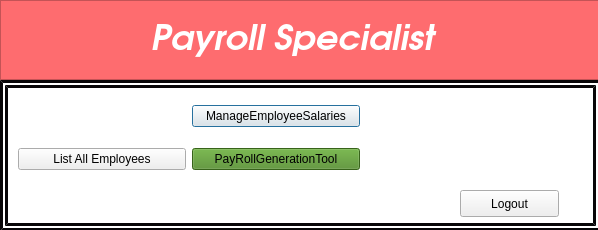
First picture: the form in TeamOOPS_cuNICS/payrolldialog.ui, repository MA-Repos/cuNICS, before the edit.
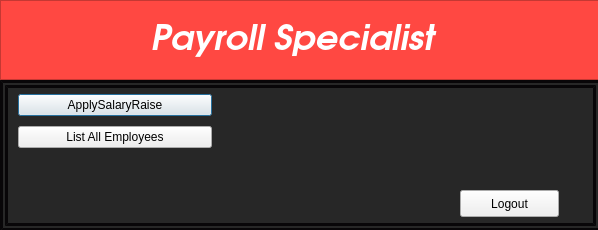
Second picture: the form after the edit.

```diff
--- a/TeamOOPS_cuNICS/payrolldialog.ui
+++ b/TeamOOPS_cuNICS/payrolldialog.ui
@@ -26,7 +26,7 @@
     </rect>
    </property>
    <property name="styleSheet">
-    <string notr="true">background-color: rgb(254, 108, 111);</string>
+    <string notr="true">background-color: rgb(255, 72, 66);</string>
    </property>
    <property name="frameShape">
     <enum>QFrame::StyledPanel</enum>
@@ -72,7 +72,7 @@
    <property name="styleSheet">
     <string notr="true">#frame_2{
 border-radius: 84px 84px 84px 84px;
-background-color: rgb(255, 255, 255);
+background-color: rgb(39,39,39);
 border: 8px double  #080608;
 }</string>
    </property>
@@ -87,34 +87,23 @@
      <rect>
       <x>18</x>
       <y>10</y>
-      <width>342</width>
-      <height>95</height>
+      <width>194</width>
+      <height>62</height>
      </rect>
     </property>
-    <layout class="QGridLayout" name="gridLayout">
-     <item row="0" column="1">
-      <widget class="QPushButton" name="manageSalaries_button">
+    <layout class="QVBoxLayout" name="verticalLayout">
+     <item>
+      <widget class="QPushButton" name="applyRaise">
        <property name="styleSheet">
         <string notr="true">
 color: rgb(0, 0, 0);</string>
        </property>
        <property name="text">
-        <string>ManageEmployeeSalaries</string>
+        <string>ApplySalaryRaise</string>
        </property>
       </widget>
      </item>
-     <item row="1" column="1">
-      <widget class="QPushButton" name="PRGT_button_2">
-       <property name="styleSheet">
-        <string notr="true">background-color: rgb(77, 139, 36);
-color: rgb(0, 0, 0);</string>
-       </property>
-       <property name="text">
-        <string>PayRollGenerationTool</string>
-       </property>
-      </widget>
-     </item>
-     <item row="1" column="0">
+     <item>
       <widget class="QPushButton" name="LAE_button">
        <property name="styleSheet">
         <string notr="true">color:rgb(0,0,0);
```
Left out of the diff: 2 changed lines with no effect on the pictures.
